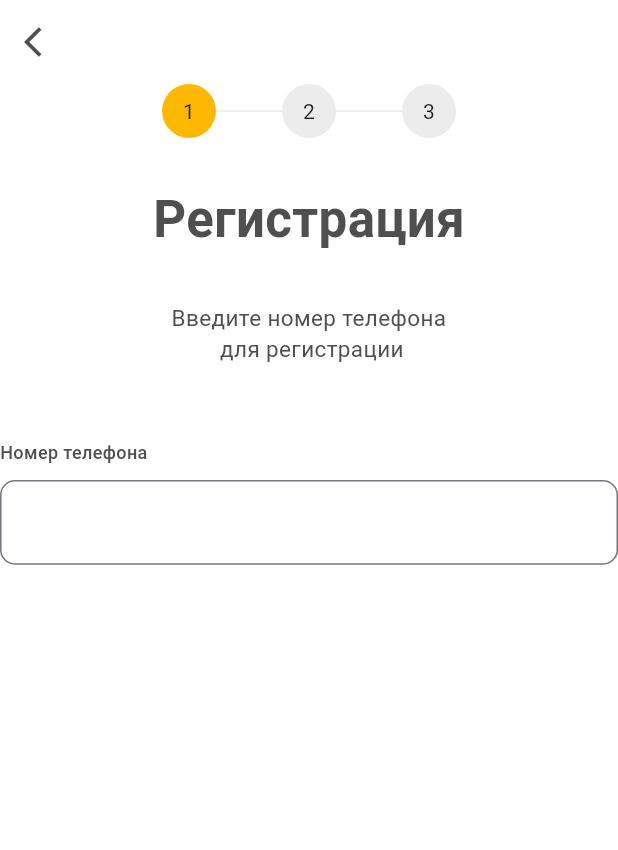
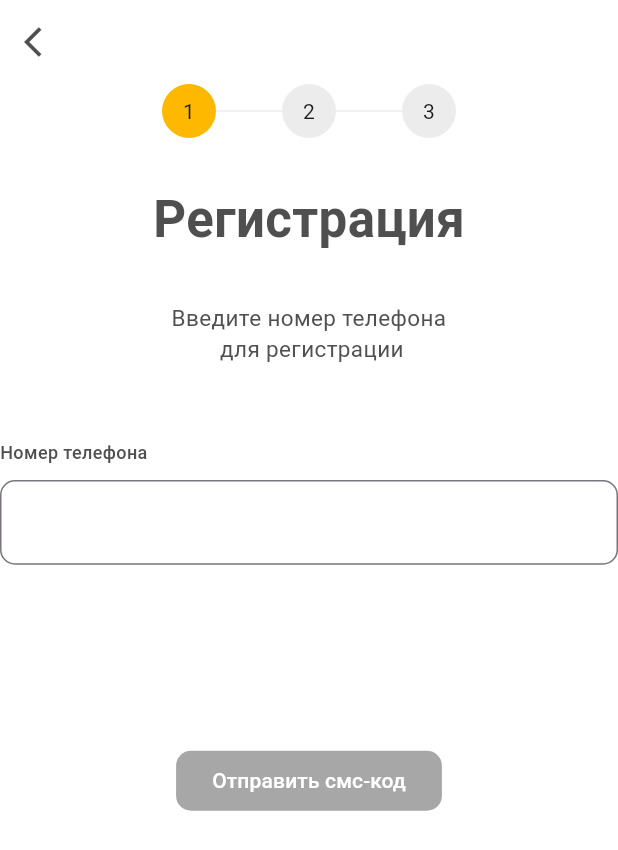
Before and after one commit to theivmatic/auth_test, a Flutter app: the screen it shows after launch, on a phone screen of 412 x 824 dp. Shown: the top 850 px of the screen. Run offline on Flutter 3.47's test engine with Material 3 defaults, Android fonts, the phone set to English and light mode, and no system bars; our stand-ins replace firebase_core; accounts and stored records are empty.

Commit message:
added send button to login screen

```diff
--- a/lib/src/feature/auth/screens/login_screen.dart
+++ b/lib/src/feature/auth/screens/login_screen.dart
@@ -1,4 +1,5 @@
 import 'package:auth_test/src/feature/auth/widgets/numbers_row.dart';
+import 'package:auth_test/src/feature/auth/widgets/send_button.dart';
 import 'package:auth_test/theme.dart';
 import 'package:flutter/material.dart';
 import 'package:flutter/services.dart';
@@ -27,7 +28,7 @@ class LoginScreen extends StatelessWidget {
             const NumbersRowWidget(
               firstCircleColor: AppColors.orange,
               firstCircleContent: Text('1'),
-              secondCircleColor: AppColors.gray,
+              secondCircleColor: AppColors.grey,
             ),
             const SizedBox(height: 30),
             const Text(
@@ -65,6 +66,8 @@ class LoginScreen extends StatelessWidget {
                 ),
               ),
             ),
+            const SizedBox(height: 120),
+            const SendButtonWidget(isEnabled: false),
           ],
         ),
       ),
--- a/lib/src/feature/auth/widgets/numbers_row.dart
+++ b/lib/src/feature/auth/widgets/numbers_row.dart
@@ -33,7 +33,7 @@ class NumbersRowWidget extends StatelessWidget {
           width: 44,
           height: 1,
           decoration: const BoxDecoration(
-            color: AppColors.gray,
+            color: AppColors.grey,
           ),
         ),
         Container(
--- /dev/null
+++ b/lib/src/feature/auth/widgets/send_button.dart
@@ -0,0 +1,46 @@
+import 'package:auth_test/theme.dart';
+import 'package:flutter/material.dart';
+
+class SendButtonWidget extends StatelessWidget {
+  final bool isEnabled;
+
+  const SendButtonWidget({
+    super.key,
+    required this.isEnabled,
+  });
+
+  @override
+  Widget build(BuildContext context) {
+    if (isEnabled == false) {
+      return FilledButton(
+        onPressed: () {},
+        style: ButtonStyle(
+          shape: MaterialStatePropertyAll<OutlinedBorder?>(
+            RoundedRectangleBorder(
+              borderRadius: BorderRadius.circular(10),
+            ),
+          ),
+          backgroundColor: const MaterialStatePropertyAll(
+            AppColors.buttonGrey,
+          ),
+        ),
+        child: const Text('Отправить смс-код'),
+      );
+    } else {
+      return FilledButton(
+        onPressed: () {},
+        style: ButtonStyle(
+          shape: MaterialStatePropertyAll<OutlinedBorder?>(
+            RoundedRectangleBorder(
+              borderRadius: BorderRadius.circular(10),
+            ),
+          ),
+          backgroundColor: const MaterialStatePropertyAll(
+            AppColors.orange,
+          ),
+        ),
+        child: const Text('Отправить смс-код'),
+      );
+    }
+  }
+}
--- a/lib/theme.dart
+++ b/lib/theme.dart
@@ -4,8 +4,9 @@ abstract class AppColors {
   static const white = Colors.white;
   static const orange = Color.fromRGBO(255, 184, 0, 1);
   static const lightGray = Color.fromRGBO(217, 217, 217, 1);
-  static const gray = Color.fromRGBO(236, 236, 236, 1);
+  static const grey = Color.fromRGBO(236, 236, 236, 1);
   static const darkGrey = Color.fromRGBO(79, 79, 79, 1);
+  static const buttonGrey = Color.fromRGBO(167, 167, 167, 1);
 }
 
 abstract class TextStyles {
```
